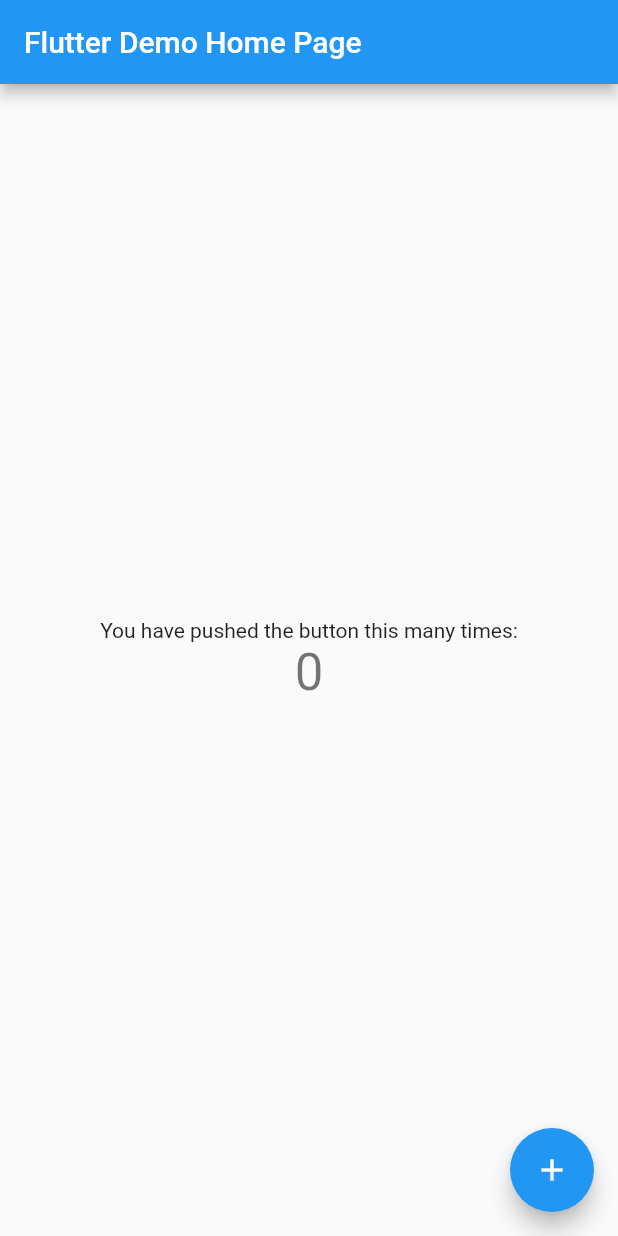
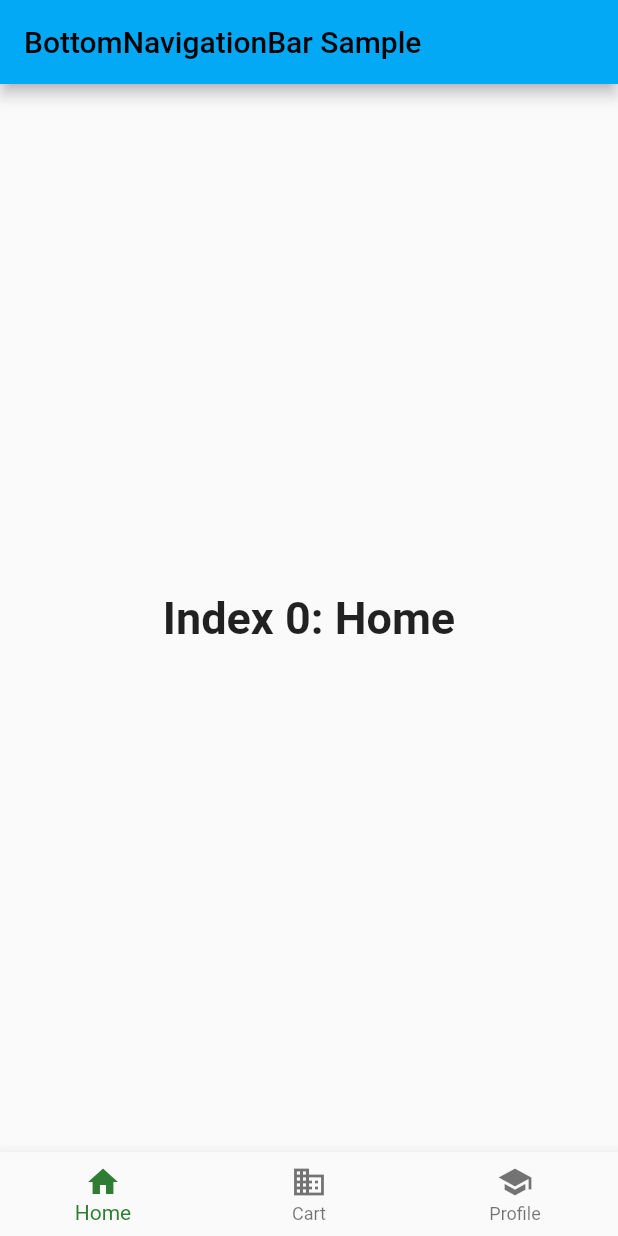
Before and after one commit to MrOMadness/find-fresh-groceries, a Flutter app: the screen it shows after launch, on a phone screen of 412 x 824 dp. Run offline on Flutter 3.47's test engine with Material 2 defaults, Android fonts, the phone set to English and light mode, and no system bars.

Commit message:
add template botnav

```diff
--- a/lib/main.dart
+++ b/lib/main.dart
@@ -1,115 +1,27 @@
+import 'package:find_fresh_groceries/nav_bar.dart';
 import 'package:flutter/material.dart';
+import 'package:flutter/services.dart';
 
-void main() {
-  runApp(const MyApp());
+void main() async {
+  WidgetsFlutterBinding.ensureInitialized();
+
+  // Remove android status bar
+  SystemChrome.setEnabledSystemUIMode(SystemUiMode.leanBack);
+
+  runApp(const MyApp()); // Run the app
 }
 
 class MyApp extends StatelessWidget {
   const MyApp({Key? key}) : super(key: key);
 
-  // This widget is the root of your application.
   @override
   Widget build(BuildContext context) {
     return MaterialApp(
-      title: 'Flutter Demo',
+      title: 'Find Fresh Groceries', // Title of the app
       theme: ThemeData(
-        // This is the theme of your application.
-        //
-        // Try running your application with "flutter run". You'll see the
-        // application has a blue toolbar. Then, without quitting the app, try
-        // changing the primarySwatch below to Colors.green and then invoke
-        // "hot reload" (press "r" in the console where you ran "flutter run",
-        // or simply save your changes to "hot reload" in a Flutter IDE).
-        // Notice that the counter didn't reset back to zero; the application
-        // is not restarted.
-        primarySwatch: Colors.blue,
+        primarySwatch: Colors.lightBlue, // Primary theme color
       ),
-      home: const MyHomePage(title: 'Flutter Demo Home Page'),
+      home: const NavBar(),
     );
   }
 }
-
-class MyHomePage extends StatefulWidget {
-  const MyHomePage({Key? key, required this.title}) : super(key: key);
-
-  // This widget is the home page of your application. It is stateful, meaning
-  // that it has a State object (defined below) that contains fields that affect
-  // how it looks.
-
-  // This class is the configuration for the state. It holds the values (in this
-  // case the title) provided by the parent (in this case the App widget) and
-  // used by the build method of the State. Fields in a Widget subclass are
-  // always marked "final".
-
-  final String title;
-
-  @override
-  State<MyHomePage> createState() => _MyHomePageState();
-}
-
-class _MyHomePageState extends State<MyHomePage> {
-  int _counter = 0;
-
-  void _incrementCounter() {
-    setState(() {
-      // This call to setState tells the Flutter framework that something has
-      // changed in this State, which causes it to rerun the build method below
-      // so that the display can reflect the updated values. If we changed
-      // _counter without calling setState(), then the build method would not be
-      // called again, and so nothing would appear to happen.
-      _counter++;
-    });
-  }
-
-  @override
-  Widget build(BuildContext context) {
-    // This method is rerun every time setState is called, for instance as done
-    // by the _incrementCounter method above.
-    //
-    // The Flutter framework has been optimized to make rerunning build methods
-    // fast, so that you can just rebuild anything that needs updating rather
-    // than having to individually change instances of widgets.
-    return Scaffold(
-      appBar: AppBar(
-        // Here we take the value from the MyHomePage object that was created by
-        // the App.build method, and use it to set our appbar title.
-        title: Text(widget.title),
-      ),
-      body: Center(
-        // Center is a layout widget. It takes a single child and positions it
-        // in the middle of the parent.
-        child: Column(
-          // Column is also a layout widget. It takes a list of children and
-          // arranges them vertically. By default, it sizes itself to fit its
-          // children horizontally, and tries to be as tall as its parent.
-          //
-          // Invoke "debug painting" (press "p" in the console, choose the
-          // "Toggle Debug Paint" action from the Flutter Inspector in Android
-          // Studio, or the "Toggle Debug Paint" command in Visual Studio Code)
-          // to see the wireframe for each widget.
-          //
-          // Column has various properties to control how it sizes itself and
-          // how it positions its children. Here we use mainAxisAlignment to
-          // center the children vertically; the main axis here is the vertical
-          // axis because Columns are vertical (the cross axis would be
-          // horizontal).
-          mainAxisAlignment: MainAxisAlignment.center,
-          children: <Widget>[
-            const Text(
-              'You have pushed the button this many times:',
-            ),
-            Text(
-              '$_counter',
-              style: Theme.of(context).textTheme.headline4,
-            ),
-          ],
-        ),
-      ),
-      floatingActionButton: FloatingActionButton(
-        onPressed: _incrementCounter,
-        tooltip: 'Increment',
-        child: const Icon(Icons.add),
-      ), // This trailing comma makes auto-formatting nicer for build methods.
-    );
-  }
-}
--- /dev/null
+++ b/lib/nav_bar.dart
@@ -0,0 +1,65 @@
+import 'package:flutter/material.dart';
+
+class NavBar extends StatefulWidget {
+  const NavBar({Key? key}) : super(key: key);
+
+  @override
+  State<NavBar> createState() => _NavBarState();
+}
+
+class _NavBarState extends State<NavBar> {
+  int _selectedIndex = 0;
+  static const TextStyle optionStyle =
+      TextStyle(fontSize: 30, fontWeight: FontWeight.bold);
+  static const List<Widget> _widgetOptions = <Widget>[
+    Text(
+      'Index 0: Home',
+      style: optionStyle,
+    ),
+    Text(
+      'Index 1: Business',
+      style: optionStyle,
+    ),
+    Text(
+      'Index 2: School',
+      style: optionStyle,
+    ),
+  ];
+
+  void _onItemTapped(int index) {
+    setState(() {
+      _selectedIndex = index;
+    });
+  }
+
+  @override
+  Widget build(BuildContext context) {
+    return Scaffold(
+      appBar: AppBar(
+        title: const Text('BottomNavigationBar Sample'),
+      ),
+      body: Center(
+        child: _widgetOptions.elementAt(_selectedIndex),
+      ),
+      bottomNavigationBar: BottomNavigationBar(
+        items: const <BottomNavigationBarItem>[
+          BottomNavigationBarItem(
+            icon: Icon(Icons.home),
+            label: 'Home',
+          ),
+          BottomNavigationBarItem(
+            icon: Icon(Icons.business),
+            label: 'Cart',
+          ),
+          BottomNavigationBarItem(
+            icon: Icon(Icons.school),
+            label: 'Profile',
+          ),
+        ],
+        currentIndex: _selectedIndex,
+        selectedItemColor: Colors.green[800],
+        onTap: _onItemTapped,
+      ),
+    );
+  }
+}
```
